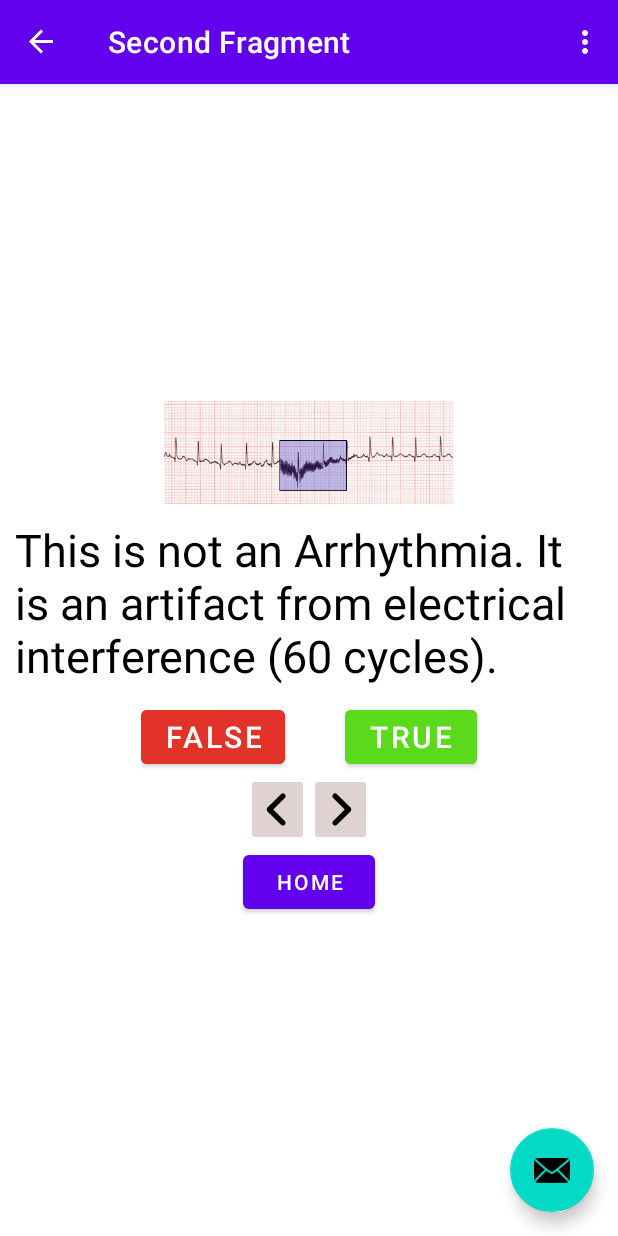
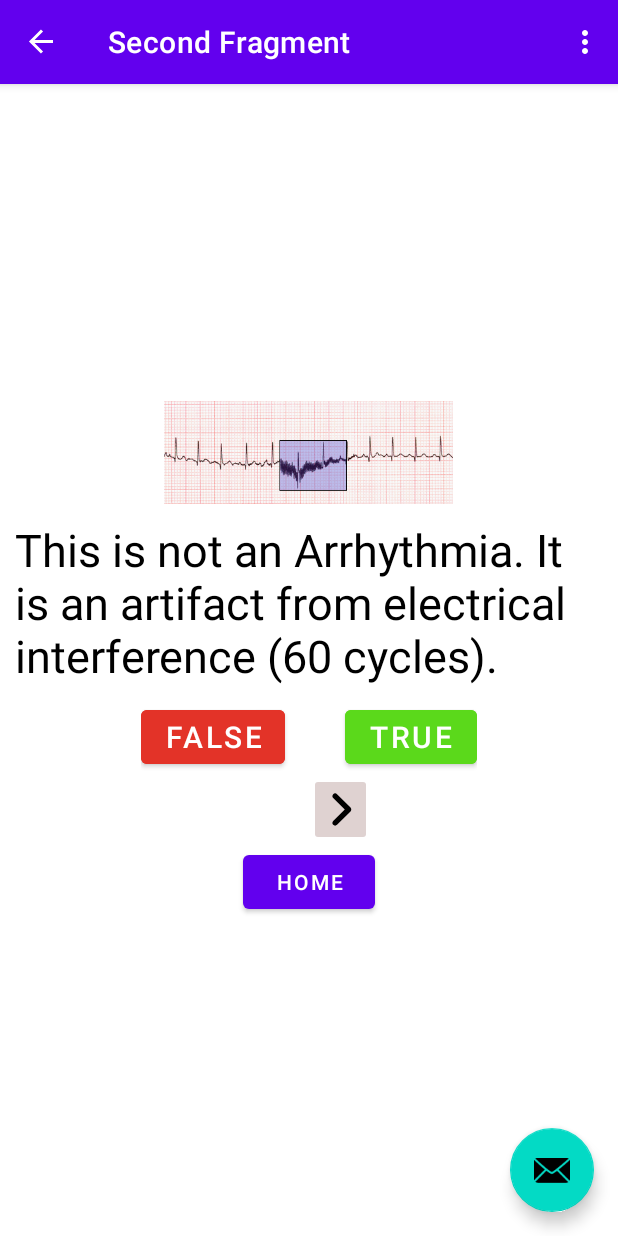
Before and after one commit to ostappart/Cardiovascular-ECG-Training-App, an Android app: the SecondFragment screen opened through its navigation route, on a phone screen of 412 x 824 dp. Run offline under Robolectric (Android 15) with nearby library versions, the phone set to English and light mode, and no system bars; our stand-ins replace navigation-ui.

Commit message:
updated visibility settings

```diff
--- a/app/src/main/java/com/cse482b/cvdtraining/SecondFragment.java
+++ b/app/src/main/java/com/cse482b/cvdtraining/SecondFragment.java
@@ -25,6 +25,9 @@ import java.io.IOException;
 import java.io.InputStream;
 import java.io.InputStreamReader;
 import java.util.ArrayList;
+import java.util.Arrays;
+import java.util.Collections;
+import java.util.List;
 
 public class SecondFragment extends Fragment implements View.OnClickListener {
     private static class Question {
@@ -40,7 +43,11 @@ public class SecondFragment extends Fragment implements View.OnClickListener {
                 this.correctIndex = 0;
                 this.answerOptions = answerOptions;
             } else {
-                // TODO: Shuffle answer options
+                String correct = answerOptions[0];
+                List<String> options = Arrays.asList(answerOptions);
+                Collections.shuffle(options);
+                this.answerOptions = options.toArray(new String[0]);
+                this.correctIndex = options.indexOf(correct);
             }
         }
 
@@ -66,7 +73,7 @@ public class SecondFragment extends Fragment implements View.OnClickListener {
 
     /** Question Data */
     private String questionCategory;
-    private ArrayList<Question> questions;
+    private List<Question> questions;
     private int currentQuestionIndex = 0;
 
     private void loadQuestions() {
@@ -184,11 +191,21 @@ public class SecondFragment extends Fragment implements View.OnClickListener {
         if (currentQuestionIndex == questions.size()) {
             questionTextView.setText(R.string.noMoreQuestions);
             nextButton.setVisibility(View.INVISIBLE);
-            prevButton.setVisibility(View.INVISIBLE);
             trueButton.setVisibility(View.INVISIBLE);
             falseButton.setVisibility(View.INVISIBLE);
+            Image.setVisibility(View.INVISIBLE);
+
+            prevButton.setVisibility(View.VISIBLE);
             return;
+        } else {
+            nextButton.setVisibility(View.VISIBLE);
+            trueButton.setVisibility(View.VISIBLE);
+            falseButton.setVisibility(View.VISIBLE);
+            Image.setVisibility(View.VISIBLE);
         }
+
+        if (currentQuestionIndex == 0) prevButton.setVisibility(View.INVISIBLE);
+        else prevButton.setVisibility(View.VISIBLE);
 
         Question current = questions.get(currentQuestionIndex);
 
```
